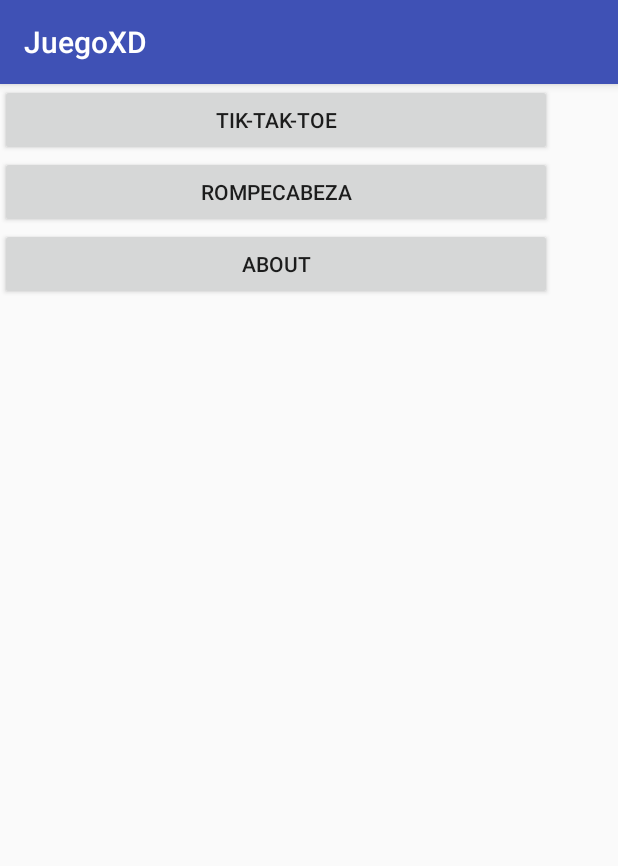
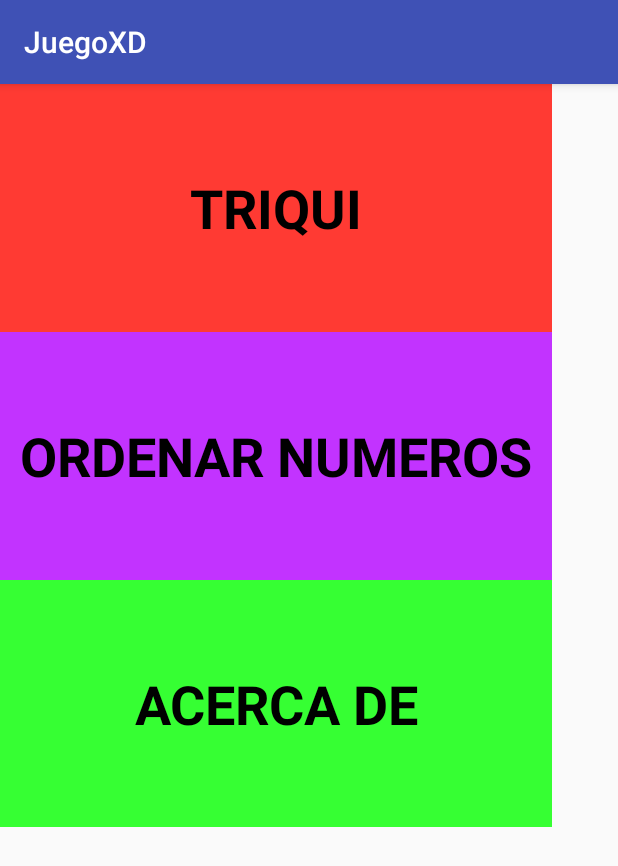
Before and after one commit to gio10herrera/JuegoXD, an Android app: the screen it shows after launch (MainActivity), on a phone screen of 412 x 824 dp. Shown: the top 866 px of the screen. Run offline under Robolectric (Android 15) with nearby library versions, the phone set to English and light mode, and no system bars.

Commit message:
Complete about

```diff
--- a/app/src/main/AndroidManifest.xml
+++ b/app/src/main/AndroidManifest.xml
@@ -17,7 +17,8 @@
             </intent-filter>
         </activity>
         <activity android:name=".TiKTakToe" />
-        <activity android:name=".RompecabezaActivity"></activity>
+        <activity android:name=".RompecabezaActivity" />
+        <activity android:name=".AboutActivity"></activity>
     </application>
 
 </manifest>
--- a/app/src/main/java/com/example/confix/juegoxd/MainActivity.java
+++ b/app/src/main/java/com/example/confix/juegoxd/MainActivity.java
@@ -38,7 +38,7 @@ public class MainActivity extends AppCompatActivity {
         btn_about.setOnClickListener(new View.OnClickListener() {
             @Override
             public void onClick(View v) {
-                Intent intent = new Intent(MainActivity.this, RompecabezaActivity.class);
+                Intent intent = new Intent(MainActivity.this, AboutActivity.class);
                 startActivity(intent);
             }
         });
--- a/app/src/main/res/layout/activity_main.xml
+++ b/app/src/main/res/layout/activity_main.xml
@@ -15,20 +15,37 @@
 
         <Button
             android:id="@+id/tricki"
+            style="@android:style/Widget.Button.Toggle"
             android:layout_width="match_parent"
-            android:layout_height="wrap_content"
-            android:text="Tik-Tak-Toe" />
+            android:layout_height="match_parent"
+            android:layout_weight="1"
+            android:text="TRIQUI"
+            android:textSize="36sp"
+            android:textStyle="bold"
+            android:background="@color/triqui"/>
 
         <Button
             android:id="@+id/rompecabeza"
+            style="@android:style/Widget.Button.Toggle"
             android:layout_width="match_parent"
-            android:layout_height="wrap_content"
-            android:text="Rompecabeza" />
+            android:layout_height="match_parent"
+            android:layout_weight="1"
+            android:text="ORDENAR NUMEROS"
+            android:textSize="36sp"
+            android:textStyle="bold"
+            android:background="@color/rompecabeza"
+            />
 
         <Button
             android:id="@+id/about"
+            style="@android:style/Widget.Button.Toggle"
             android:layout_width="match_parent"
-            android:layout_height="wrap_content"
-            android:text="About" />
+            android:layout_height="match_parent"
+            android:layout_weight="1"
+            android:text="ACERCA DE"
+            android:textSize="36sp"
+            android:textStyle="bold"
+            android:background="@color/about"
+            />
     </LinearLayout>
 </android.support.constraint.ConstraintLayout>
--- a/app/src/main/res/values/colors.xml
+++ b/app/src/main/res/values/colors.xml
@@ -4,4 +4,7 @@
     <color name="colorPrimaryDark">#303F9F</color>
     <color name="colorAccent">#FF4081</color>
     <color name="holo_orange_light">#ffffbb33</color>
+    <color name="triqui">#ff3a33</color>
+    <color name="rompecabeza">#c233ff</color>
+    <color name="about">#36ff33</color>
 </resources>
```
Also changed, not shown: app/src/main/java/com/example/confix/juegoxd/AboutActivity.java (added, +13 -0 lines), app/src/main/res/layout/activity_about.xml (added, +62 -0 lines).
